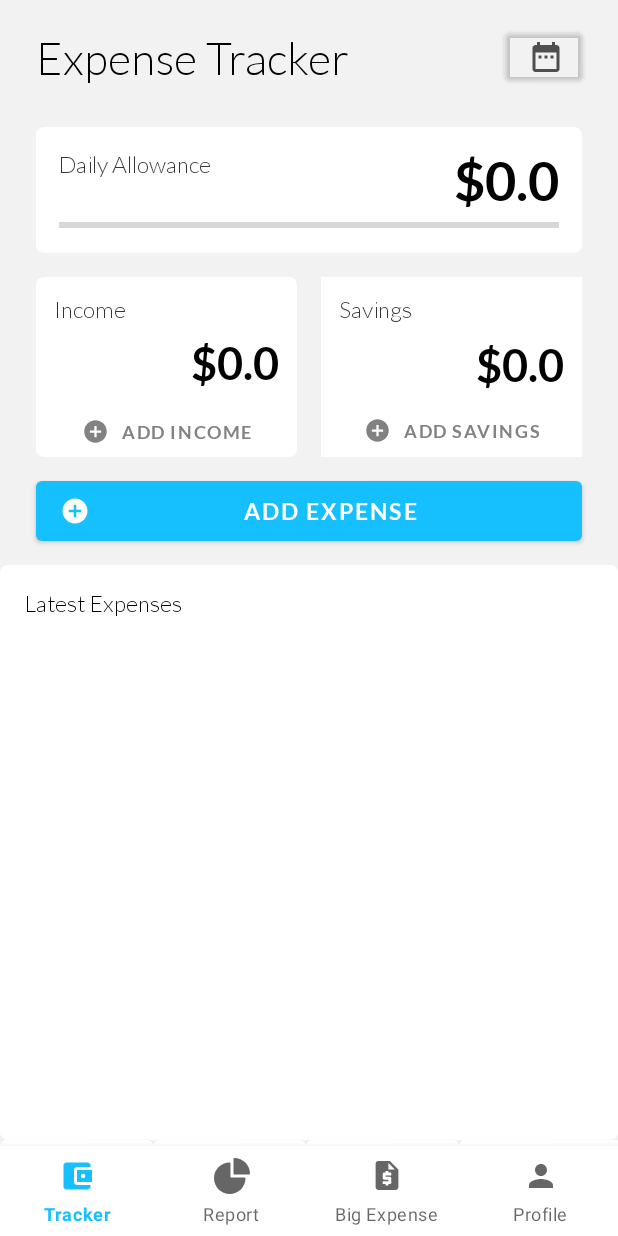
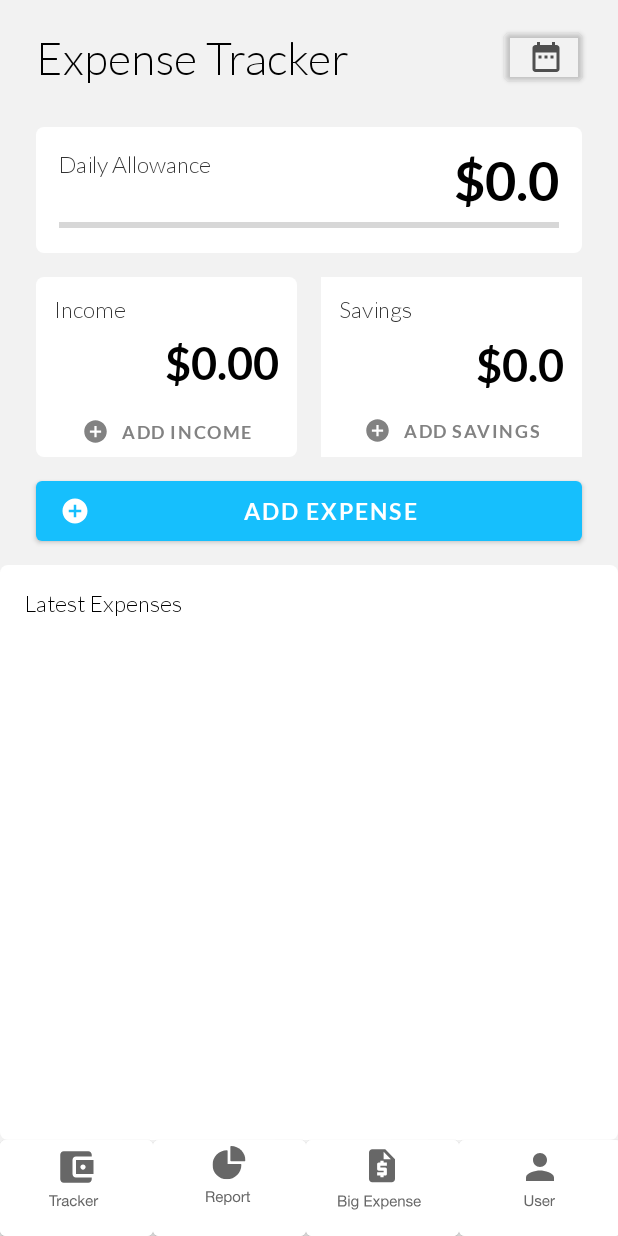
Before and after one commit to KateOber/CSIS-3175, an Android app: the ExpenseTracker screen opened directly, with no data from a screen before it, on a phone screen of 412 x 824 dp. Run offline under Robolectric (Android 15) with nearby library versions, the phone set to English and light mode, and no system bars.

Commit message:
small Changes
making some more changes to better fit job description

```diff
--- a/EasyMoney/app/src/main/java/com/csis3175project/easymoney/EMDatabase.java
+++ b/EasyMoney/app/src/main/java/com/csis3175project/easymoney/EMDatabase.java
@@ -530,7 +530,7 @@
     {
         SQLiteDatabase db = myhelper.getWritableDatabase();
         ContentValues contentValues = new ContentValues();
-        contentValues.put(myDbHelper.DAILYA,savings);
+        contentValues.put(myDbHelper.SAVINGS,savings);
         String[] whereArgs= {username};
         int count =db.update(myDbHelper.TABLE_MISC,contentValues, myDbHelper.USERNAME+" = ?",whereArgs );
         if(count>0)
--- a/EasyMoney/app/src/main/java/com/csis3175project/easymoney/ExpenseTracker.java
+++ b/EasyMoney/app/src/main/java/com/csis3175project/easymoney/ExpenseTracker.java
@@ -24,8 +24,8 @@
     EMDatabase database;
     Cursor expenses;
     Cursor income;
-    double savings, EA1, EA2, EA3, EA4, todayExpense, DAT, DAF;
-    String EN1,EN2,EN3,EN4, ED1, ED2, ED3, ED4;
+    double savings, EA1, EA2, EA3, EA4, todayExpense, DAT, DAF, netIncome;
+    String EN1,EN2,EN3,EN4, ED1, ED2, ED3, ED4, formatIncome;
     @Override
     protected void onCreate(Bundle savedInstanceState) {
         super.onCreate(savedInstanceState);
@@ -35,6 +35,7 @@
         String username = sharedPref.getString("username","");
 
         todayExpense = 0;
+        netIncome = 0;
         DAT = 0;
 
         database = new EMDatabase(this);
@@ -59,18 +60,15 @@
                 }
             }
         }
-        totalIncometxt.setText("$"+totalIncome);
+        netIncome = totalIncome;
+
         TextView totalSavingstxt = findViewById(R.id.trackerSavingsTotaltxt);
         totalSavingstxt.setText("$"+savings);
         TextView totalDAtxt = findViewById(R.id.DATotaltxt);
         double DA = database.getDAllowance(username);
         totalDAtxt.setText("$"+DA);
 
-        Date c = Calendar.getInstance().getTime();
 
-        SimpleDateFormat df = new SimpleDateFormat("yyyy-MM-dd", Locale.getDefault());
-        String formattedDate = df.format(c);
-        SimpleDateFormat format = new SimpleDateFormat("yyyy-MM-dd");
 
         TextView expensePrice1 = findViewById(R.id.trackerExpensePrice1);
         TextView expensePrice2 = findViewById(R.id.trackerExpensePrice2);
@@ -87,6 +85,12 @@
         TextView expenseName3 = findViewById(R.id.trackerExpenseName3);
         TextView expenseName4 = findViewById(R.id.trackerExpenseName4);
 
+        Date c = Calendar.getInstance().getTime();
+
+        SimpleDateFormat df = new SimpleDateFormat("yyyy-MM-dd", Locale.getDefault());
+        String formattedDate = df.format(c);
+        SimpleDateFormat format = new SimpleDateFormat("yyyy-MM-dd");
+
         String expenseName, expenseDate;
         double expenseAmmount;
         int i=1;
@@ -96,6 +100,7 @@
                 expenseAmmount = expenses.getDouble(3);
                 expenseName = expenses.getString(2);
                 if (expenses.getString(1).equals(username)) {
+                    netIncome -= expenseAmmount;
                     try {
                         Date date = format.parse(expenseDate);
                         if (formattedDate.equals(date)) {
@@ -144,8 +149,8 @@
         Button btnExpenseTrackerFooter = findViewById(R.id.trackerTrackerFoot);
         Button btnBigExpenseFooter = findViewById(R.id.bETrackerFoot);
         Button btnReportFooter = findViewById(R.id.reportTrackerFoot);
-
-
+        formatIncome = String.format("%.2f", netIncome);
+        totalIncometxt.setText("$"+formatIncome);
         gotoTrackerbtn.setOnClickListener(new View.OnClickListener() {
             @Override
             public void onClick(View v) {
--- a/EasyMoney/app/src/main/java/com/csis3175project/easymoney/RegisterActivity.java
+++ b/EasyMoney/app/src/main/java/com/csis3175project/easymoney/RegisterActivity.java
@@ -69,6 +69,7 @@
 
                 if (inputUserName != null && inputUserEmail != null && inputUserPassword != null) {
                     myhelper.insertUSERData(inputUserName, inputUserEmail, inputUserPassword, 0);
+                    myhelper.insertMISCData(inputUserName, 0, 0);
                     Toast.makeText(RegisterActivity.this,
                             "Has been successfully registered", Toast.LENGTH_LONG).show();
                     startActivity(new Intent(RegisterActivity.this, LoginActivity.class));
--- a/EasyMoney/app/src/main/res/layout/activity_expense_tracker.xml
+++ b/EasyMoney/app/src/main/res/layout/activity_expense_tracker.xml
@@ -408,18 +408,4 @@
 
     </androidx.constraintlayout.widget.ConstraintLayout>
 
-    <com.google.android.material.bottomnavigation.BottomNavigationView
-        android:id="@+id/bottom_nav"
-        android:layout_width="match_parent"
-        android:layout_height="60dp"
-        android:layout_alignParentBottom="true"
-        android:layout_centerHorizontal="true"
-        android:visibility="visible"
-        app:labelVisibilityMode="labeled"
-        app:layout_constraintBottom_toBottomOf="parent"
-        app:layout_constraintEnd_toEndOf="parent"
-        app:layout_constraintHorizontal_bias="1.0"
-        app:layout_constraintStart_toStartOf="parent"
-        app:menu="@menu/bottom_nav" />
-
 </androidx.constraintlayout.widget.ConstraintLayout>
```
